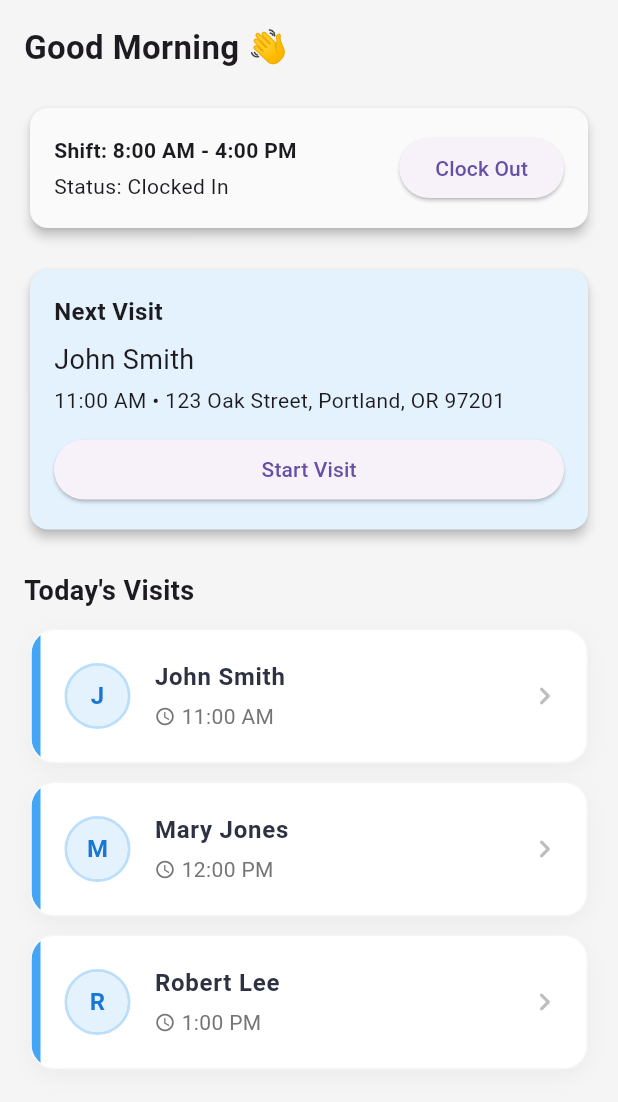
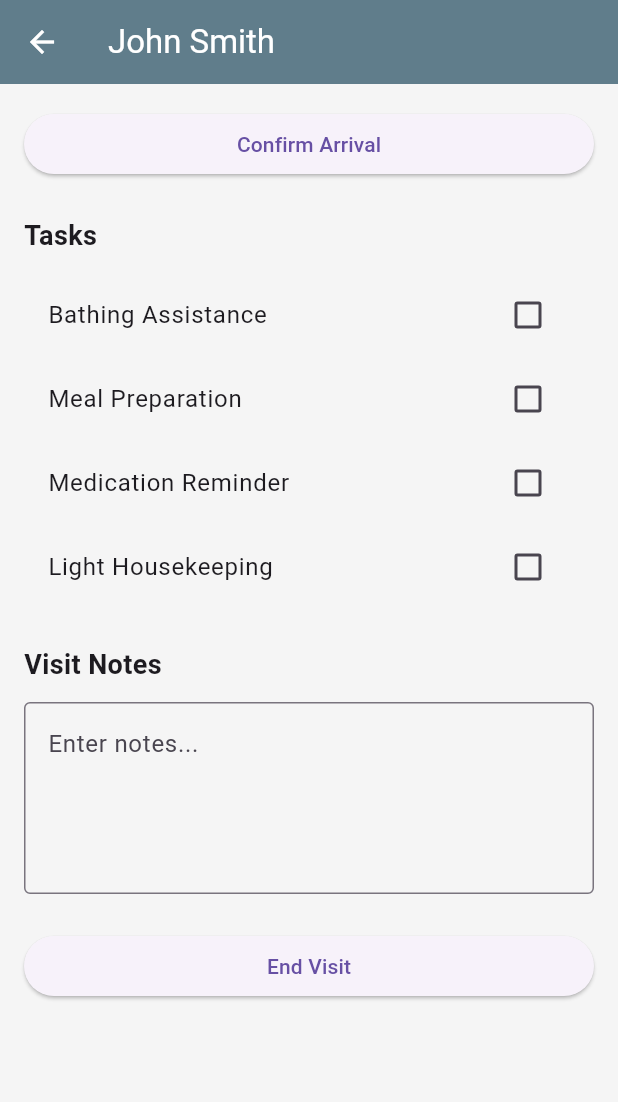
Before and after one commit to ThatoSiphosethu/hospice_app, a Flutter app: the CNADashboard screen opened by its route, after a tap on "Start Visit", on a phone screen of 412 x 824 dp. Shown: the top 1102 px of the screen. Run offline on Flutter 3.47's test engine with Material 3 defaults, Android fonts, the phone set to English and light mode, and no system bars.

Commit message:
startVisit

```diff
--- a/lib/features/clinician/presentation/cna_dashboard.dart
+++ b/lib/features/clinician/presentation/cna_dashboard.dart
@@ -3,7 +3,8 @@ import 'package:hospice_app/shared/widgets/cards/shift_status_card.dart';
 import 'package:hospice_app/shared/widgets/cards/next_visit_card.dart';
 import 'package:hospice_app/shared/widgets/cards/visit_tile.dart';
 import 'package:hospice_app/features/scheduling/data/mock_visit_repository.dart';
-import 'package:hospice_app/features/scheduling/domain/visit_.dart';
+import 'package:hospice_app/features/scheduling/domain/visit.dart';
+import 'package:hospice_app/features/visit/presentation/visit_mode_screen.dart';
 
 class CNADashboard extends StatefulWidget {
   const CNADashboard({super.key});
@@ -14,6 +15,17 @@ class CNADashboard extends StatefulWidget {
 
 class _CNADashboardState extends State<CNADashboard> {
   late Future<List<Visit>> _visitsFuture;
+
+  Future<List<Visit>> _refreshVisits(Visit updatedVisit) async {
+    final visits = await MockVisitRepository().getTodayVisits();
+
+    return visits.map((visit) {
+      if (visit.id == updatedVisit.id) {
+        return updatedVisit;
+      }
+      return visit;
+    }).toList();
+  }
 
   @override
   void initState() {
@@ -52,7 +64,6 @@ class _CNADashboardState extends State<CNADashboard> {
                   // Spacing: Add some vertical space below the greeting
 
                   // Consider adding the CNA's name if available for a more personalized touch
-
                   style: TextStyle(fontSize: 22, fontWeight: FontWeight.bold),
                 ),
                 const SizedBox(height: 20),
@@ -72,7 +83,20 @@ class _CNADashboardState extends State<CNADashboard> {
                     patientName: nextVisit.patient.name,
                     time: _formatTime(nextVisit.scheduledTime),
                     address: nextVisit.patient.address ?? "",
-                    onStart: () {},
+                    onStart: () async {
+                      final updatedVisit = await Navigator.push(
+                        context,
+                        MaterialPageRoute(
+                          builder: (_) => VisitModeScreen(visit: nextVisit),
+                        ),
+                      );
+
+                      if (updatedVisit != null) {
+                        setState(() {
+                          _visitsFuture = _refreshVisits(updatedVisit);
+                        });
+                      }
+                    },
                   ),
 
                 const SizedBox(height: 24),
@@ -80,18 +104,28 @@ class _CNADashboardState extends State<CNADashboard> {
                 /// Today's Visits Title
                 const Text(
                   "Today's Visits",
-                  style: TextStyle(
-                      fontSize: 18, fontWeight: FontWeight.bold),
+                  style: TextStyle(fontSize: 18, fontWeight: FontWeight.bold),
                 ),
                 const SizedBox(height: 12),
 
                 /// Dynamic Visit List
                 ...visits.map(
                   (visit) => VisitTile(
-                    patientName: visit.patient.name,
-                    time: _formatTime(visit.scheduledTime),
-                    address: visit.patient.address ?? "",
-                    onTap: () {},
+                    visit: visit,
+                    onTap: () async {
+                      final updatedVisit = await Navigator.push(
+                        context,
+                        MaterialPageRoute(
+                          builder: (_) => VisitModeScreen(visit: visit),
+                        ),
+                      );
+
+                      if (updatedVisit != null) {
+                        setState(() {
+                          _visitsFuture = _refreshVisits(updatedVisit);
+                        });
+                      }
+                    },
                   ),
                 ),
               ],
--- a/lib/features/ehr/domain/patient.dart
+++ b/lib/features/ehr/domain/patient.dart
@@ -3,6 +3,9 @@
 // TODO: Define fields such as `id`, `name`, `dob`, `medicalRecordNumber`,
 // and any serialization helpers (fromJson/toJson) when implementing the EHR
 // domain layer.
+
+enum PatientStatus { active, discharged }
+
 class Patient {
   final String id;
   final String name;
--- a/lib/features/ehr/presentation/patient_list_screen.dart
+++ b/lib/features/ehr/presentation/patient_list_screen.dart
@@ -2,7 +2,7 @@
 import 'package:flutter/material.dart';
 import 'package:hospice_app/features/ehr/presentation/patient_profile_screen.dart';
 import 'package:hospice_app/shared/cross_domain/widgets/patient_card.dart';
-import 'package:hospice_app/shared/widgets/buttons.dart';
+//import 'package:hospice_app/shared/widgets/buttons.dart';
 import 'package:hospice_app/shared/widgets/scroll_container.dart';
 import 'package:hospice_app/shared/widgets/search_bar.dart';
 
@@ -78,13 +78,13 @@ class _PatientListScreenState extends State<PatientListScreen> {
                 const SizedBox(height: 12),
 
                 // Add Button
-                AppButton(
-                  text: "Add Patient",
-                  icon: Icons.add,
-                  onPressed: () {
+               // AppButton(
+                 // text: "Add Patient",
+                 // icon: Icons.add,
+                 // onPressed: () {
                     // Hook up form screen later
-                  },
-                ),
+                  //},
+                //),
 
                 const SizedBox(height: 12),
 
--- a/lib/features/scheduling/data/mock_visit_repository.dart
+++ b/lib/features/scheduling/data/mock_visit_repository.dart
@@ -2,7 +2,7 @@
 library;
 
 import 'package:hospice_app/features/ehr/data/patient_repository.dart';
-import 'package:hospice_app/features/scheduling/domain/visit_.dart';
+import 'package:hospice_app/features/scheduling/domain/visit.dart'; // Unused in current implementation
 
 class MockVisitRepository {
   final _patientRepo = MockPatientRepository();
--- a/lib/features/scheduling/domain/visit_.dart
+++ b/lib/features/scheduling/domain/visit.dart
@@ -1,6 +1,9 @@
+/// Visit domain model for scheduling.
+library;
+
 import 'package:hospice_app/features/ehr/domain/patient.dart';
 
-enum VisitStatus { scheduled, inProgress, completed }
+enum VisitStatus { scheduled, inProgress, completed, cancelled }
 
 class Visit {
   final String id;
@@ -8,7 +11,7 @@ class Visit {
   final DateTime scheduledTime;
   final VisitStatus status;
 
-  const Visit({
+  Visit({
     required this.id,
     required this.patient,
     required this.scheduledTime,
@@ -16,12 +19,15 @@ class Visit {
   });
 
   Visit copyWith({
+    String? id,
+    Patient? patient,
+    DateTime? scheduledTime,
     VisitStatus? status,
   }) {
     return Visit(
-      id: id,
-      patient: patient,
-      scheduledTime: scheduledTime,
+      id: id ?? this.id,
+      patient: patient ?? this.patient,
+      scheduledTime: scheduledTime ?? this.scheduledTime,
       status: status ?? this.status,
     );
   }
--- /dev/null
+++ b/lib/features/visit/presentation/visit_mode_screen.dart
@@ -0,0 +1,126 @@
+import 'package:flutter/material.dart';
+import 'package:hospice_app/features/scheduling/domain/visit.dart';
+
+class VisitModeScreen extends StatefulWidget {
+  final Visit visit;
+
+  const VisitModeScreen({super.key, required this.visit});
+
+  @override
+  State<VisitModeScreen> createState() => _VisitModeScreenState();
+}
+
+class _VisitModeScreenState extends State<VisitModeScreen> {
+  bool arrived = false;
+
+  final List<String> tasks = [
+    "Bathing Assistance",
+    "Meal Preparation",
+    "Medication Reminder",
+    "Light Housekeeping",
+  ];
+
+  final Map<String, bool> completedTasks = {};
+  final TextEditingController notesController = TextEditingController();
+
+  @override
+  void initState() {
+    super.initState();
+    for (var task in tasks) {
+      completedTasks[task] = false;
+    }
+  }
+
+  @override
+  Widget build(BuildContext context) {
+    return Scaffold(
+      appBar: AppBar(
+        title: Text(widget.visit.patient.name),
+      ),
+      body: Padding(
+        padding: const EdgeInsets.all(16),
+        child: ListView(
+          children: [
+
+            /// Arrival
+            ElevatedButton(
+              onPressed: () {
+                setState(() {
+                  arrived = true;
+                });
+              },
+              child: Text(arrived ? "Arrived ✔" : "Confirm Arrival"),
+            ),
+
+            const SizedBox(height: 24),
+
+            /// Tasks
+            const Text(
+              "Tasks",
+              style: TextStyle(fontSize: 18, fontWeight: FontWeight.bold),
+            ),
+
+            const SizedBox(height: 12),
+
+            ...tasks.map(
+              (task) => CheckboxListTile(
+                title: Text(task),
+                value: completedTasks[task],
+                onChanged: (value) {
+                  setState(() {
+                    completedTasks[task] = value ?? false;
+                  });
+                },
+              ),
+            ),
+
+            const SizedBox(height: 24),
+
+            /// Notes
+            const Text(
+              "Visit Notes",
+              style: TextStyle(fontSize: 18, fontWeight: FontWeight.bold),
+            ),
+
+            const SizedBox(height: 12),
+
+            TextField(
+              controller: notesController,
+              maxLines: 4,
+              decoration: const InputDecoration(
+                border: OutlineInputBorder(),
+                hintText: "Enter notes...",
+              ),
+            ),
+
+            const SizedBox(height: 24),
+
+            /// End Visit
+            ElevatedButton(
+              onPressed: _endVisit,
+              child: const Text("End Visit"),
+            ),
+          ],
+        ),
+      ),
+    );
+  }
+
+  void _endVisit() {
+    if (!arrived) {
+      _showError("Please confirm arrival first.");
+      return;
+    }
+
+    Navigator.pop(
+      context,
+      widget.visit.copyWith(status: VisitStatus.completed),
+    );
+  }
+
+  void _showError(String message) {
+    ScaffoldMessenger.of(context).showSnackBar(
+      SnackBar(content: Text(message)),
+    );
+  }
+}
--- a/lib/shared/cross_domain/widgets/patient_card.dart
+++ b/lib/shared/cross_domain/widgets/patient_card.dart
@@ -11,6 +11,7 @@ class PatientCard extends StatelessWidget {
     super.key,
     required this.patient,
     required this.onTap,
+
   });
 
   @override
--- a/lib/shared/widgets/body_card.dart
+++ b/lib/shared/widgets/body_card.dart
@@ -14,8 +14,6 @@ class BodyCard extends StatelessWidget {
 
   @override
   Widget build(BuildContext context) {
-    final theme = Theme.of(context);
-
     return Card(
       margin: margin,
       child: Padding(
--- a/lib/shared/widgets/cards/visit_tile.dart
+++ b/lib/shared/widgets/cards/visit_tile.dart
@@ -1,21 +1,20 @@
 import 'package:flutter/material.dart';
+import 'package:hospice_app/features/scheduling/domain/visit.dart';
 
 class VisitTile extends StatelessWidget {
-  final String patientName;
-  final String time;
-  final String address;
+  final Visit visit;
   final VoidCallback onTap;
 
   const VisitTile({
     super.key,
-    required this.patientName,
-    required this.time,
-    required this.address,
+    required this.visit,
     required this.onTap,
   });
 
   @override
   Widget build(BuildContext context) {
+    final patient = visit.patient;
+
     return GestureDetector(
       onTap: onTap,
       child: Container(
@@ -23,7 +22,6 @@ class VisitTile extends StatelessWidget {
         decoration: BoxDecoration(
           color: Colors.white,
           borderRadius: BorderRadius.circular(16),
-      // Soft, professional shadow
           boxShadow: [
             BoxShadow(
               color: Colors.black.withOpacity(0.04),
@@ -31,7 +29,6 @@ class VisitTile extends StatelessWidget {
               offset: const Offset(0, 4),
             ),
           ],
-      // Subtle border to define the card
           border: Border.all(color: Colors.grey.shade100),
         ),
         child: ClipRRect(
@@ -39,30 +36,25 @@ class VisitTile extends StatelessWidget {
           child: IntrinsicHeight(
             child: Row(
               children: [
-            // Status Indicator Bar (e.g., Blue for upcoming visits)
+                /// Status Indicator Bar
                 Container(
                   width: 6,
-              color: Colors.blue.shade400,
+                  color: _statusColor(visit.status),
                 ),
                 Expanded(
                   child: ListTile(
-                contentPadding: const EdgeInsets.symmetric(horizontal: 16, vertical: 8),
-                leading: Container(
-                  decoration: BoxDecoration(
-                    shape: BoxShape.circle,
-                    border: Border.all(color: Colors.blue.shade100, width: 2),
-                  ),
-                  child: CircleAvatar(
+                    contentPadding: const EdgeInsets.symmetric(
+                        horizontal: 16, vertical: 8),
+                    leading: CircleAvatar(
                       backgroundColor: Colors.blue.shade50,
                       foregroundColor: Colors.blue.shade700,
                       child: Text(
-                      patientName[0],
+                        patient.name[0],
                         style: const TextStyle(fontWeight: FontWeight.bold),
                       ),
                     ),
-                ),
                     title: Text(
-                  patientName,
+                      patient.name,
                       style: const TextStyle(
                         fontWeight: FontWeight.w600,
                         fontSize: 16,
@@ -73,19 +65,18 @@ class VisitTile extends StatelessWidget {
                       padding: const EdgeInsets.only(top: 4),
                       child: Row(
                         children: [
-                      Icon(Icons.access_time, size: 14, color: Colors.grey.shade600),
+                          Icon(Icons.access_time,
+                              size: 14, color: Colors.grey.shade600),
                           const SizedBox(width: 4),
                           Text(
-                        time,
-                        style: TextStyle(color: Colors.grey.shade600),
+                            _formatTime(visit.scheduledTime),
+                            style:
+                                TextStyle(color: Colors.grey.shade600),
                           ),
                         ],
                       ),
                     ),
-                trailing: Icon(
-                  Icons.chevron_right_rounded,
-                  color: Colors.grey.shade400,
-                ),
+                    trailing: _statusIcon(visit.status),
                   ),
                 ),
               ],
@@ -95,4 +86,34 @@ class VisitTile extends StatelessWidget {
       ),
     );
   }
+
+  Color _statusColor(VisitStatus status) {
+    switch (status) {
+      case VisitStatus.completed:
+        return Colors.green;
+      case VisitStatus.inProgress:
+        return Colors.orange;
+      case VisitStatus.scheduled:
+      default:
+        return Colors.blue.shade400;
     }
+  }
+
+  Widget _statusIcon(VisitStatus status) {
+    switch (status) {
+      case VisitStatus.completed:
+        return const Icon(Icons.check_circle, color: Colors.green);
+      case VisitStatus.inProgress:
+        return const Icon(Icons.play_circle, color: Colors.orange);
+      case VisitStatus.scheduled:
+      default:
+        return const Icon(Icons.schedule);
+    }
+  }
+
+  String _formatTime(DateTime time) {
+    final hour = time.hour > 12 ? time.hour - 12 : time.hour;
+    final period = time.hour >= 12 ? "PM" : "AM";
+    return "$hour:00 $period";
+  }
+}
```
Also changed, not shown: 1 other file. Lines whose indentation alone changed are shown as unchanged.
